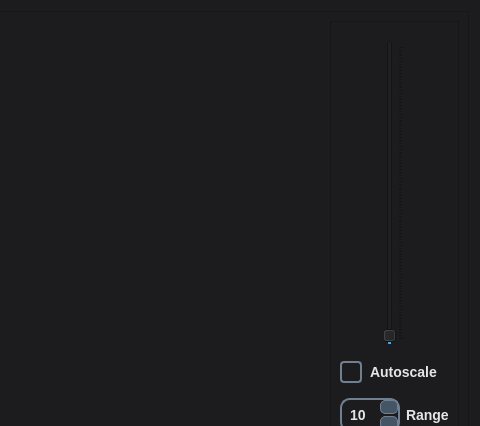
Qt form src/qt_view/graphic.ui (klotzgal/SmartCalc3) before a commit; both pictures show x 120 to 600 and y 0 to 426 of the 600 by 538 pixel window.
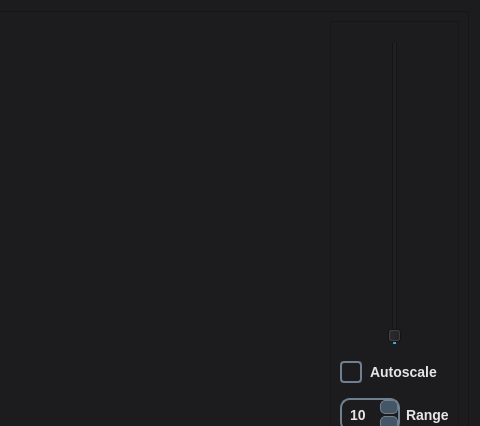
The same form after that commit.

```diff
--- a/src/qt_view/graphic.ui
+++ b/src/qt_view/graphic.ui
@@ -207,7 +207,7 @@
                <enum>Qt::Vertical</enum>
               </property>
               <property name="tickPosition">
-               <enum>QSlider::TicksBelow</enum>
+               <enum>QSlider::NoTicks</enum>
               </property>
              </widget>
             </item>
```
